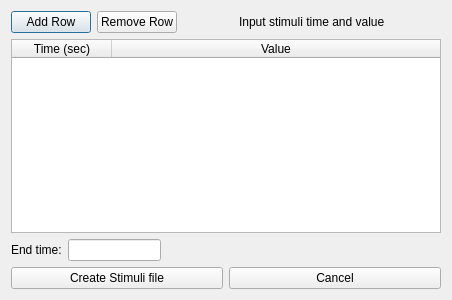
Qt form src/ui/create_stimuli.ui (pfechd/jabe) before a commit.
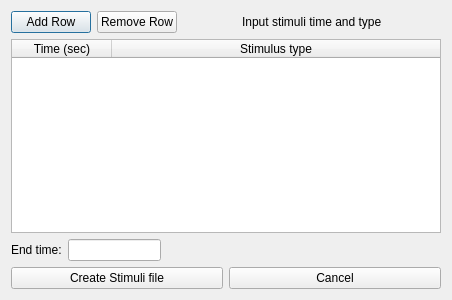
The same form after that commit.

Commit message: Fixed minor errors in GUI and create mask file

The edit to the form file:
```diff
--- a/src/ui/create_stimuli.ui
+++ b/src/ui/create_stimuli.ui
@@ -46,7 +46,7 @@
      <item>
       <widget class="QLabel" name="label">
        <property name="text">
-        <string>Input stimuli time and value</string>
+        <string>Input stimuli time and type</string>
        </property>
       </widget>
      </item>
@@ -89,7 +89,7 @@
      </column>
      <column>
       <property name="text">
-       <string>Value</string>
+       <string>Stimulus type</string>
       </property>
      </column>
     </widget>
```
The commit also changes 2 other files.
